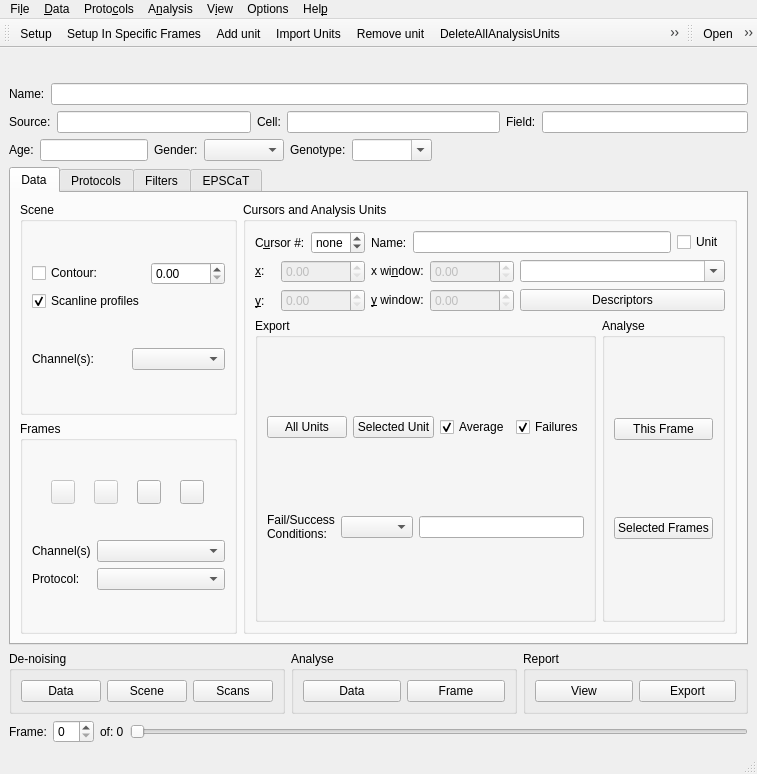
ctigaret/scipyen, file imaging/LSCaTWindow.ui: the form before one commit.
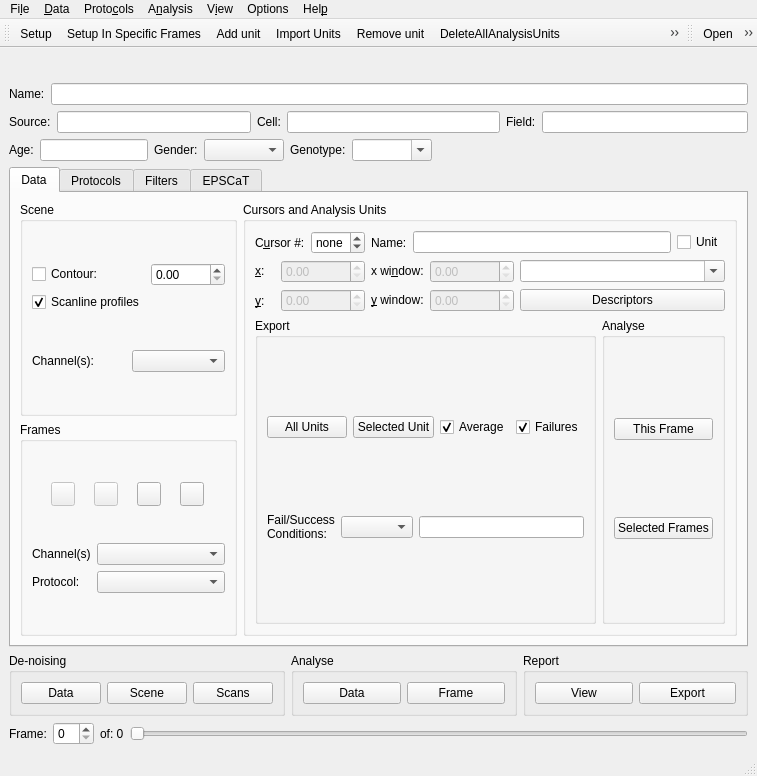
The form after the commit. Icons and pictures are not drawn.

```diff
--- a/imaging/LSCaTWindow.ui
+++ b/imaging/LSCaTWindow.ui
@@ -7,7 +7,7 @@
     <x>0</x>
     <y>0</y>
     <width>757</width>
-    <height>774</height>
+    <height>776</height>
    </rect>
   </property>
   <property name="windowTitle">
```
Left out of the diff: 48 changed lines with no effect on the pictures.
